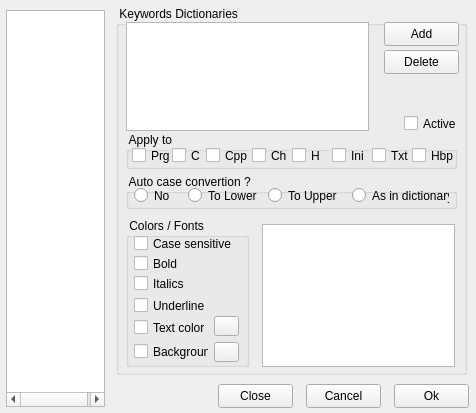
Above: hbide/setup.ui from FiveTechSoft/qtcontribs before the change. Below: the same form after it.
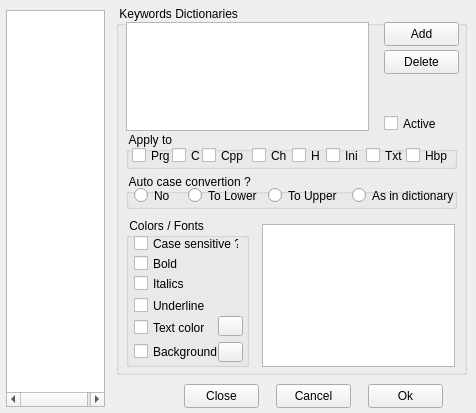
That is the form after the change. The open tabs and pages were chosen to show the change.

```diff
--- a/hbide/setup.ui
+++ b/hbide/setup.ui
@@ -2090,9 +2090,9 @@
      <widget class="QCheckBox" name="checkDictActive">
       <property name="geometry">
        <rect>
-        <x>288</x>
+        <x>268</x>
         <y>108</y>
-        <width>53</width>
+        <width>69</width>
         <height>19</height>
        </rect>
       </property>
@@ -2143,7 +2143,7 @@
         <rect>
          <x>226</x>
          <y>12</y>
-         <width>97</width>
+         <width>101</width>
          <height>19</height>
         </rect>
        </property>
@@ -2193,7 +2193,7 @@
       <widget class="QCheckBox" name="checkDictToTxt">
        <property name="geometry">
         <rect>
-         <x>246</x>
+         <x>240</x>
          <y>14</y>
          <width>43</width>
          <height>19</height>
@@ -2206,9 +2206,9 @@
       <widget class="QCheckBox" name="checkDictToHbp">
        <property name="geometry">
         <rect>
-         <x>286</x>
+         <x>280</x>
          <y>14</y>
-         <width>43</width>
+         <width>45</width>
          <height>19</height>
         </rect>
        </property>
@@ -2245,7 +2245,7 @@
       <widget class="QCheckBox" name="checkDictToIni">
        <property name="geometry">
         <rect>
-         <x>206</x>
+         <x>200</x>
          <y>14</y>
          <width>43</width>
          <height>19</height>
@@ -2271,9 +2271,9 @@
       <widget class="QCheckBox" name="checkDictToCpp">
        <property name="geometry">
         <rect>
-         <x>80</x>
+         <x>76</x>
          <y>14</y>
-         <width>43</width>
+         <width>45</width>
          <height>19</height>
         </rect>
        </property>
@@ -2312,7 +2312,7 @@
         <rect>
          <x>8</x>
          <y>16</y>
-         <width>101</width>
+         <width>105</width>
          <height>19</height>
         </rect>
        </property>
@@ -2364,7 +2364,7 @@
         <rect>
          <x>8</x>
          <y>100</y>
-         <width>71</width>
+         <width>81</width>
          <height>19</height>
         </rect>
        </property>
@@ -2377,7 +2377,7 @@
         <rect>
          <x>8</x>
          <y>124</y>
-         <width>75</width>
+         <width>85</width>
          <height>19</height>
         </rect>
        </property>
@@ -2388,7 +2388,7 @@
       <widget class="QToolButton" name="btnDictColorText">
        <property name="geometry">
         <rect>
-         <x>88</x>
+         <x>92</x>
          <y>98</y>
          <width>25</width>
          <height>20</height>
@@ -2404,7 +2404,7 @@
       <widget class="QToolButton" name="btnDictColorBack">
        <property name="geometry">
         <rect>
-         <x>88</x>
+         <x>92</x>
          <y>124</y>
          <width>25</width>
          <height>20</height>
@@ -3743,7 +3743,7 @@
   <widget class="QPushButton" name="buttonClose">
    <property name="geometry">
     <rect>
-     <x>218</x>
+     <x>184</x>
      <y>384</y>
      <width>75</width>
      <height>24</height>
@@ -3759,7 +3759,7 @@
   <widget class="QPushButton" name="buttonCancel">
    <property name="geometry">
     <rect>
-     <x>306</x>
+     <x>276</x>
      <y>384</y>
      <width>75</width>
      <height>24</height>
@@ -3775,7 +3775,7 @@
   <widget class="QPushButton" name="buttonOk">
    <property name="geometry">
     <rect>
-     <x>394</x>
+     <x>368</x>
      <y>384</y>
      <width>75</width>
      <height>24</height>
```
Left out of the diff: 42 changed lines with no effect on the pictures.
